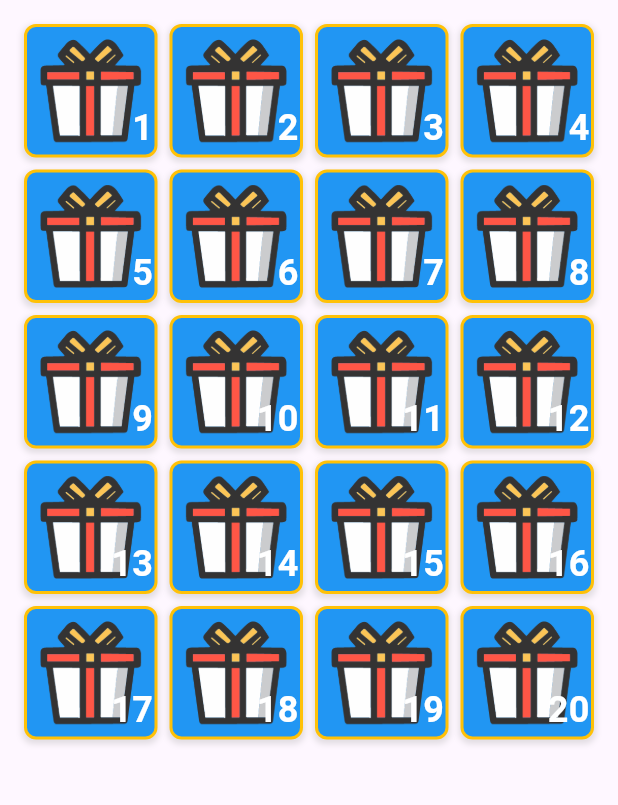
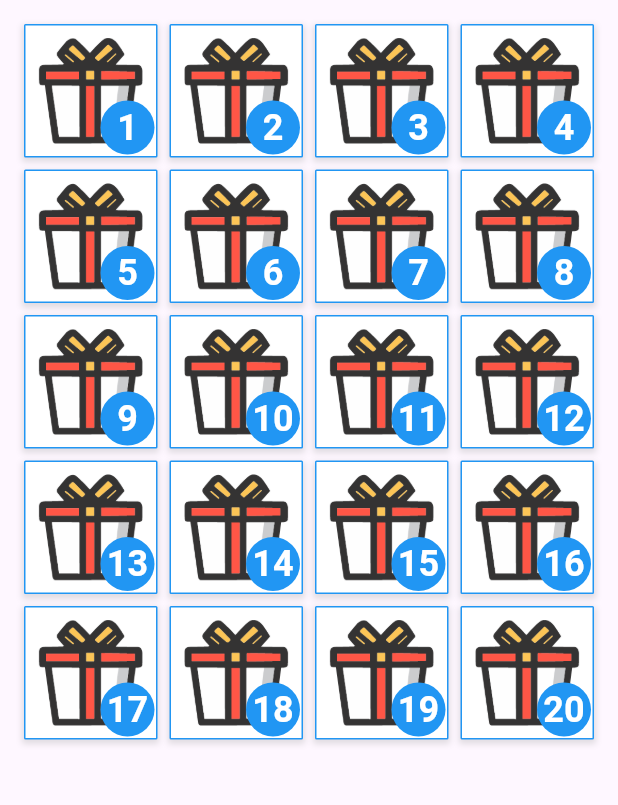
Before and after one commit to vipheyue/DIY_Calculator, a Flutter app: the screen it shows after launch, on a phone screen of 412 x 824 dp, the part 84-889 px from its top. Run offline on Flutter 3.47's test engine with Material 3 defaults, Android fonts, the phone set to English and light mode, and no system bars.

Commit message:
添加界面

```diff
--- a/lib/screens/GridButtonScreen.dart
+++ b/lib/screens/GridButtonScreen.dart
@@ -59,10 +59,10 @@ class _GridButtonScreenState extends State<GridButtonScreen> {
     return Container(
       decoration: BoxDecoration(
         color: state.backgroundColor,
-        borderRadius: BorderRadius.circular(8.0),
+        borderRadius: BorderRadius.circular(1.0),
         border: Border.all(
-          color: Colors.amber,
-          width: 2.0,
+          color: Colors.blue,
+          width: 1.0,
         ),
         boxShadow: [
           BoxShadow(
@@ -74,9 +74,9 @@ class _GridButtonScreenState extends State<GridButtonScreen> {
         ],
       ),
       child: Material(
-        color: Colors.transparent,
+        color: Colors.white,
         child: InkWell(
-          borderRadius: BorderRadius.circular(8.0),
+          borderRadius: BorderRadius.circular(1.0),
           onTap:  () => _onButtonPressed(state, index),
           child: Stack(
             children: [
@@ -88,12 +88,16 @@ class _GridButtonScreenState extends State<GridButtonScreen> {
               Positioned(
                 bottom: 1,
                 right: 1,
+                child: CircleAvatar(
+                  backgroundColor: Colors.blue, // 背景颜色
+                  radius: 18, // 圆形半径
                   child: Text(
                     '${state.text}',
                     style: TextStyle(
                       fontSize: 24,
                       fontWeight: FontWeight.bold,
                       color: Colors.white,
+                    ),
                   ),
                 ),
               ),
```
Lines whose indentation alone changed are shown as unchanged.
